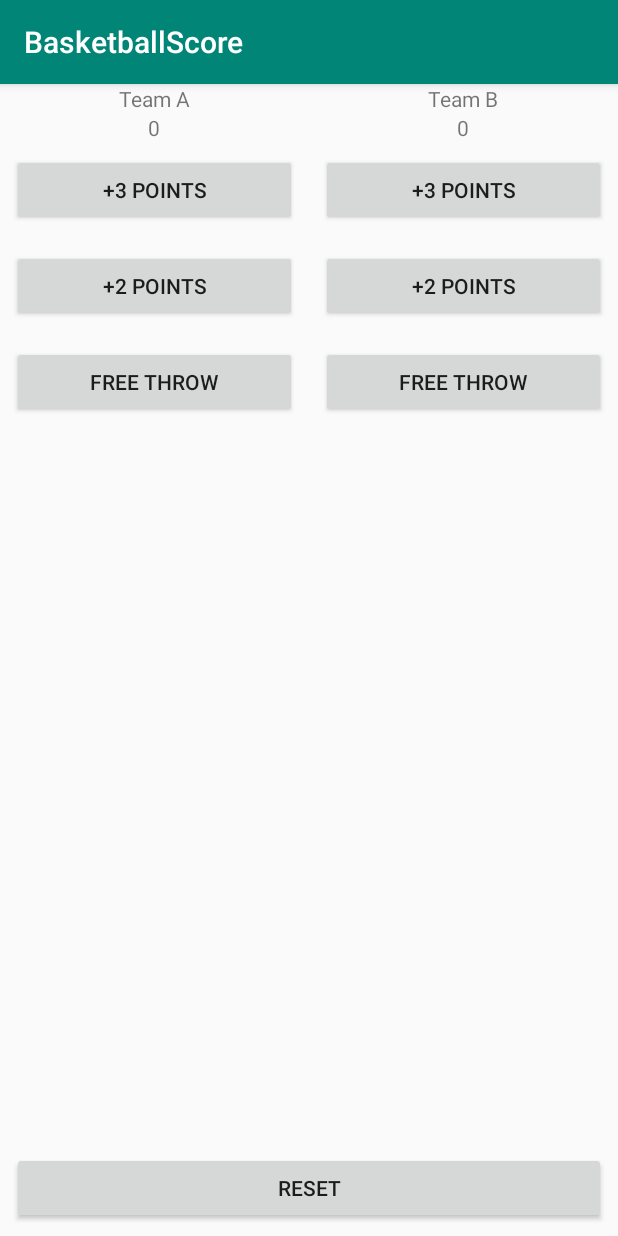
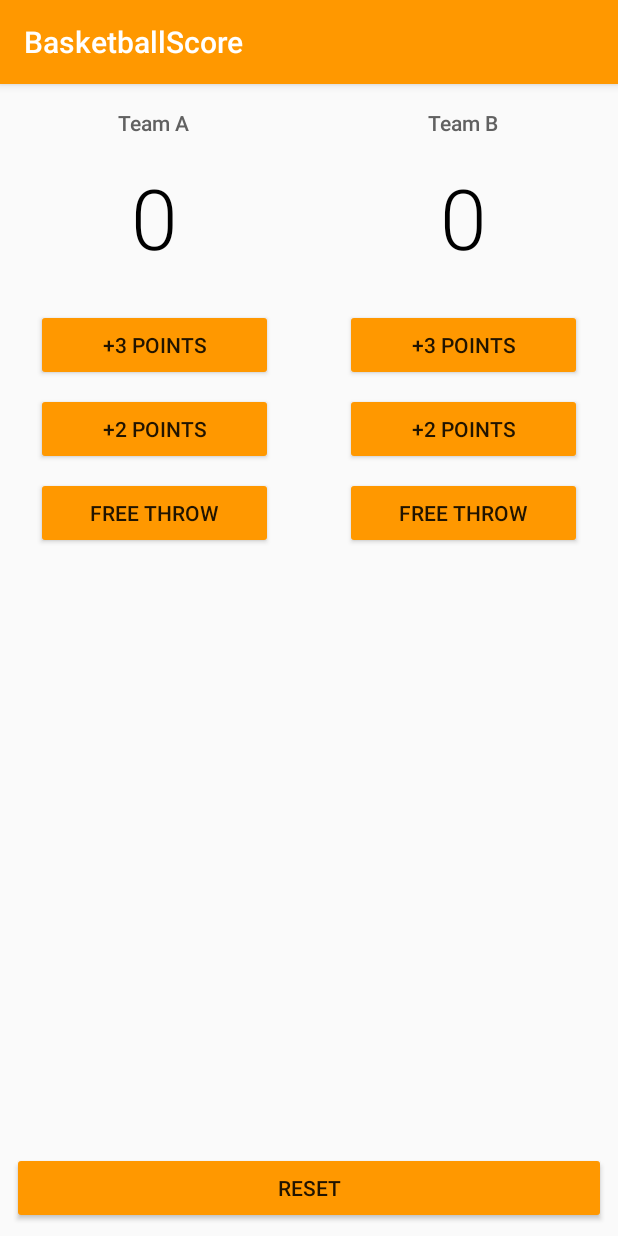
Before and after one commit to HeronationInternshipStudy/BasketballScore, an Android app: the screen it shows after launch (MainActivity), on a phone screen of 412 x 824 dp. Run offline under Robolectric (Android 15) with nearby library versions, the phone set to English and light mode, and no system bars.

Commit message:
final commit

```diff
--- a/app/src/main/res/layout/activity_main.xml
+++ b/app/src/main/res/layout/activity_main.xml
@@ -18,36 +18,50 @@
         android:layout_weight="1"
         android:orientation="vertical">
     <TextView
+        android:layout_marginTop="16dp"
         android:layout_width="wrap_content"
         android:layout_height="wrap_content"
         android:layout_gravity="center_horizontal"
+        android:textSize="14sp"
+        android:textColor="#616161"
+        android:fontFamily="sans-serif-medium"
         android:text="Team A" />
 
     <TextView
         android:id="@+id/team_a_score"
+        android:layout_marginTop="16dp"
         android:layout_width="wrap_content"
         android:layout_height="wrap_content"
         android:layout_gravity="center_horizontal"
+        android:textSize="56sp"
+        android:textColor="#000000"
+        android:fontFamily="sans-serif-light"
         android:text="0" />
 
     <Button
+        android:layout_marginTop="24dp"
+        android:layout_marginLeft="24dp"
+        android:layout_marginRight="24dp"
         android:layout_width="match_parent"
         android:layout_height="wrap_content"
-        android:layout_margin="8dp"
         android:textAllCaps="true"
         android:onClick="button3A"
         android:text="+3 points" />
     <Button
+        android:layout_marginTop="8dp"
+        android:layout_marginLeft="24dp"
+        android:layout_marginRight="24dp"
         android:layout_width="match_parent"
         android:layout_height="wrap_content"
-        android:layout_margin="8dp"
         android:textAllCaps="true"
         android:onClick="button2A"
         android:text="+2 points" />
     <Button
+        android:layout_marginTop="8dp"
+        android:layout_marginLeft="24dp"
+        android:layout_marginRight="24dp"
         android:layout_width="match_parent"
         android:layout_height="wrap_content"
-        android:layout_margin="8dp"
         android:textAllCaps="true"
         android:onClick="buttonFreeA"
         android:text="FREE THROW" />
@@ -59,36 +73,50 @@
         android:layout_weight="1"
         android:orientation="vertical">
         <TextView
+            android:layout_marginTop="16dp"
             android:layout_width="wrap_content"
             android:layout_height="wrap_content"
             android:layout_gravity="center_horizontal"
+            android:textSize="14sp"
+            android:textColor="#616161"
+            android:fontFamily="sans-serif-medium"
             android:text="Team B" />
 
         <TextView
             android:id="@+id/team_b_score"
+            android:layout_marginTop="16dp"
             android:layout_width="wrap_content"
             android:layout_height="wrap_content"
             android:layout_gravity="center_horizontal"
+            android:textSize="56sp"
+            android:textColor="#000000"
+            android:fontFamily="sans-serif-light"
             android:text="0" />
 
         <Button
+            android:layout_marginTop="24dp"
+            android:layout_marginLeft="24dp"
+            android:layout_marginRight="24dp"
             android:layout_width="match_parent"
             android:layout_height="wrap_content"
-            android:layout_margin="8dp"
             android:textAllCaps="true"
             android:onClick="button3B"
             android:text="+3 points" />
         <Button
+            android:layout_marginTop="8dp"
+            android:layout_marginLeft="24dp"
+            android:layout_marginRight="24dp"
             android:layout_width="match_parent"
             android:layout_height="wrap_content"
-            android:layout_margin="8dp"
             android:textAllCaps="true"
             android:onClick="button2B"
             android:text="+2 points" />
         <Button
+            android:layout_marginTop="8dp"
+            android:layout_marginLeft="24dp"
+            android:layout_marginRight="24dp"
             android:layout_width="match_parent"
             android:layout_height="wrap_content"
-            android:layout_margin="8dp"
             android:textAllCaps="true"
             android:onClick="buttonFreeB"
             android:text="FREE THROW" />
@@ -102,6 +130,7 @@
         android:layout_margin="8dp"
         android:layout_gravity="bottom"
         android:onClick="reset"
+        android:layout_marginBottom="32dp"
         android:text="reset"
         android:textAllCaps="true" />
 
--- a/app/src/main/res/values/styles.xml
+++ b/app/src/main/res/values/styles.xml
@@ -3,9 +3,10 @@
     <!-- Base application theme. -->
     <style name="AppTheme" parent="Theme.AppCompat.Light.DarkActionBar">
         <!-- Customize your theme here. -->
-        <item name="colorPrimary">@color/colorPrimary</item>
+        <item name="colorPrimary">#FF9800</item>
         <item name="colorPrimaryDark">@color/colorPrimaryDark</item>
         <item name="colorAccent">@color/colorAccent</item>
+        <item name="colorButtonNormal">#FF9800</item>
     </style>
 
 </resources>
```
